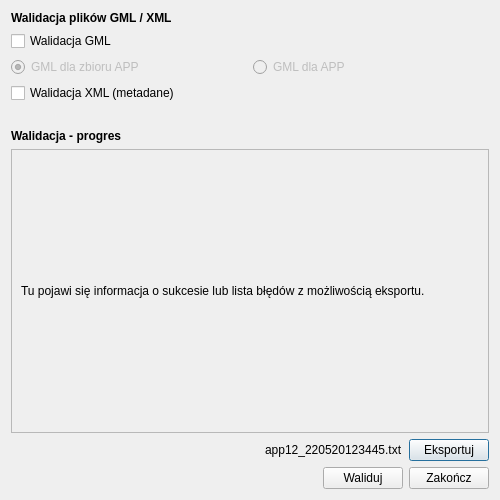
Before: the Qt Designer form modules/validator/views/ui/walidacja_gmlxml_dialog_base.ui in envirosolutionspl/wtyczka_qgis_app, drawn with Qt 5.
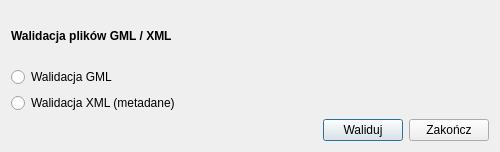
After: the same form once the commit is applied. Custom widgets are drawn as their Qt base class.

Commit message: zmiana okna Walidacji

```diff
--- a/modules/validator/views/ui/walidacja_gmlxml_dialog_base.ui
+++ b/modules/validator/views/ui/walidacja_gmlxml_dialog_base.ui
@@ -7,7 +7,7 @@
     <x>0</x>
     <y>0</y>
     <width>500</width>
-    <height>500</height>
+    <height>152</height>
    </rect>
   </property>
   <property name="font">
@@ -38,66 +38,29 @@
       </widget>
      </item>
      <item>
-      <layout class="QHBoxLayout" name="horizontalLayout">
-       <item>
-        <widget class="QCheckBox" name="validateGML_checkBox">
+      <layout class="QGridLayout" name="gridLayout_2">
+       <item row="0" column="0">
+        <widget class="QRadioButton" name="validateGML_radioButton">
          <property name="text">
           <string>Walidacja GML</string>
          </property>
-         <property name="checked">
-          <bool>false</bool>
-         </property>
         </widget>
        </item>
-       <item>
-        <widget class="QgsFileWidget" name="chooseGML_widget">
-         <property name="enabled">
-          <bool>false</bool>
-         </property>
-        </widget>
-       </item>
-      </layout>
-     </item>
-     <item>
-      <layout class="QHBoxLayout" name="horizontalLayout_2">
-       <item>
-        <widget class="QRadioButton" name="setGML_radioButton">
-         <property name="enabled">
-          <bool>false</bool>
-         </property>
-         <property name="text">
-          <string>GML dla zbioru APP</string>
-         </property>
-         <property name="checked">
-          <bool>true</bool>
-         </property>
-        </widget>
-       </item>
-       <item>
-        <widget class="QRadioButton" name="appGML_radioButton">
-         <property name="enabled">
-          <bool>false</bool>
-         </property>
-         <property name="text">
-          <string>GML dla APP</string>
-         </property>
-        </widget>
-       </item>
-      </layout>
-     </item>
-     <item>
-      <layout class="QHBoxLayout" name="horizontalLayout_3">
-       <item>
-        <widget class="QCheckBox" name="validateXML_checkBox">
+       <item row="1" column="0">
+        <widget class="QRadioButton" name="validateXML_radioButton">
          <property name="text">
           <string>Walidacja XML (metadane)</string>
          </property>
-         <property name="checked">
+        </widget>
+       </item>
+       <item row="0" column="1">
+        <widget class="QgsFileWidget" name="chooseGML_widget">
+         <property name="enabled">
           <bool>false</bool>
          </property>
         </widget>
        </item>
-       <item>
+       <item row="1" column="1">
         <widget class="QgsFileWidget" name="chooseXML_widget">
          <property name="enabled">
           <bool>false</bool>
@@ -106,89 +69,6 @@
        </item>
       </layout>
      </item>
-     <item>
-      <widget class="QLabel" name="empty1_lbl">
-       <property name="text">
-        <string/>
-       </property>
-      </widget>
-     </item>
-     <item>
-      <widget class="QLabel" name="validate_lbl">
-       <property name="font">
-        <font>
-         <weight>75</weight>
-         <bold>true</bold>
-        </font>
-       </property>
-       <property name="text">
-        <string>Walidacja - progres</string>
-       </property>
-      </widget>
-     </item>
-     <item>
-      <widget class="QScrollArea" name="validate_scrollArea">
-       <property name="widgetResizable">
-        <bool>true</bool>
-       </property>
-       <widget class="QWidget" name="scrollAreaWidgetContents">
-        <property name="geometry">
-         <rect>
-          <x>0</x>
-          <y>0</y>
-          <width>478</width>
-          <height>222</height>
-         </rect>
-        </property>
-        <layout class="QVBoxLayout" name="verticalLayout_2">
-         <item>
-          <widget class="QLabel" name="validationInfo_lbl">
-           <property name="text">
-            <string>Tu pojawi się informacja o sukcesie lub lista błędów z możliwością eksportu.</string>
-           </property>
-           <property name="wordWrap">
-            <bool>true</bool>
-           </property>
-          </widget>
-         </item>
-        </layout>
-       </widget>
-      </widget>
-     </item>
-     <item>
-      <layout class="QHBoxLayout" name="horizontalLayout_4">
-       <item>
-        <spacer name="horizontalSpacer">
-         <property name="orientation">
-          <enum>Qt::Horizontal</enum>
-         </property>
-         <property name="sizeHint" stdset="0">
-          <size>
-           <width>40</width>
-           <height>20</height>
-          </size>
-         </property>
-        </spacer>
-       </item>
-       <item>
-        <widget class="QLabel" name="nameFile_lbl">
-         <property name="text">
-          <string>app12_220520123445.txt</string>
-         </property>
-        </widget>
-       </item>
-       <item>
-        <widget class="QPushButton" name="export_btn">
-         <property name="enabled">
-          <bool>true</bool>
-         </property>
-         <property name="text">
-          <string>Eksportuj</string>
-         </property>
-        </widget>
-       </item>
-      </layout>
-     </item>
      <item>
       <layout class="QHBoxLayout" name="horizontalLayout_5">
        <item>
```
The commit also changes 2 other files.
